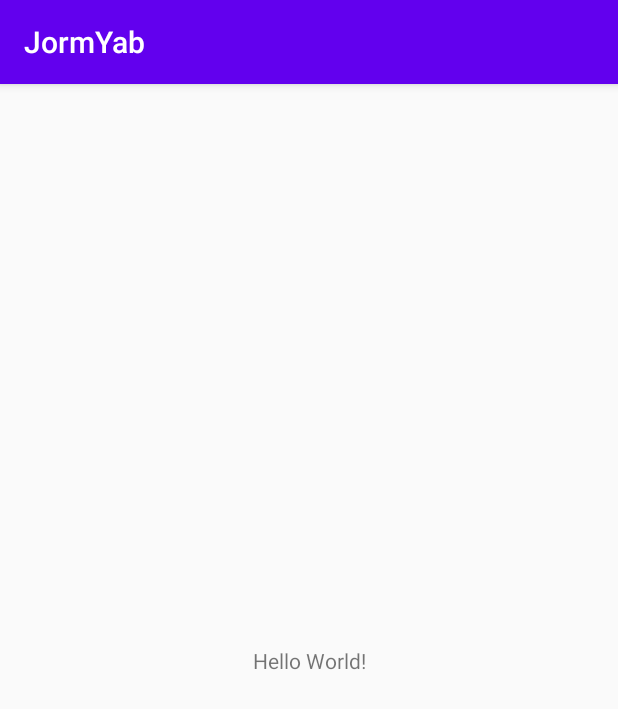
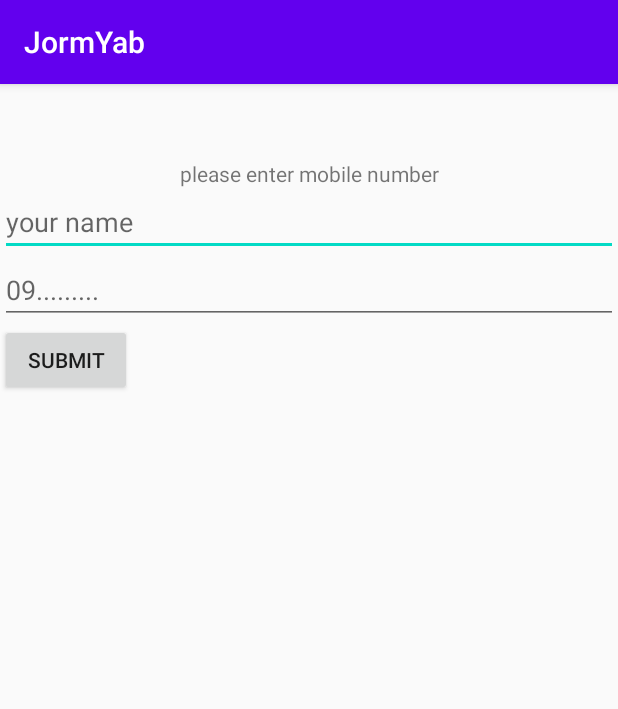
Before and after one commit to sharif-dev/-JormYab, an Android app: the screen it shows after launch (MainActivity before the commit, LoginActivity after it), on a phone screen of 412 x 824 dp. Shown: the top 709 px of the screen. Run offline under Robolectric (Android 15) with nearby library versions, the phone set to English and light mode, and no system bars.

```diff
--- a/JormYab/app/src/main/AndroidManifest.xml
+++ b/JormYab/app/src/main/AndroidManifest.xml
@@ -1,7 +1,7 @@
 <?xml version="1.0" encoding="utf-8"?>
 <manifest xmlns:android="http://schemas.android.com/apk/res/android"
     package="com.example.jormyab">
-
+    <uses-permission android:name="android.permission.INTERNET"/>
     <application
         android:allowBackup="true"
         android:icon="@mipmap/ic_launcher"
@@ -16,6 +16,7 @@
                 <category android:name="android.intent.category.LAUNCHER" />
             </intent-filter>
         </activity>
+        <activity android:name=".LoginActivity"/>
     </application>
 
 </manifest>
--- /dev/null
+++ b/JormYab/app/src/main/java/com/example/jormyab/LoginActivity.java
@@ -0,0 +1,119 @@
+package com.example.jormyab;
+
+import android.app.ProgressDialog;
+import android.os.AsyncTask;
+import android.os.Bundle;
+import android.view.View;
+import android.widget.Button;
+import android.widget.EditText;
+import android.widget.Toast;
+
+import androidx.annotation.Nullable;
+import androidx.appcompat.app.AppCompatActivity;
+
+import org.apache.http.HttpResponse;
+import org.apache.http.NameValuePair;
+import org.apache.http.client.ClientProtocolException;
+import org.apache.http.client.HttpClient;
+import org.apache.http.client.entity.UrlEncodedFormEntity;
+import org.apache.http.client.methods.HttpPost;
+import org.apache.http.impl.client.DefaultHttpClient;
+import org.apache.http.message.BasicNameValuePair;
+import org.apache.http.protocol.HTTP;
+import org.apache.http.util.EntityUtils;
+
+import java.io.IOException;
+import java.io.UnsupportedEncodingException;
+import java.util.ArrayList;
+
+public class LoginActivity extends AppCompatActivity {
+    Button submitButton;
+    EditText mobileNumber;
+    EditText userName;
+    String mobile;
+    String name;
+    @Override
+    protected void onCreate(@Nullable Bundle savedInstanceState) {
+        super.onCreate(savedInstanceState);
+        setContentView(R.layout.activity_login);
+        findViews();
+        submitButton.setOnClickListener(new View.OnClickListener() {
+            @Override
+            public void onClick(View v) {
+                 mobile = mobileNumber.getText().toString().trim();
+                 name = userName.getText().toString();
+                if (name.length()!=0) {
+                    if (mobile.length() != 11) {
+                        Toast.makeText(getApplicationContext(), "your phone number is not in right format", Toast.LENGTH_LONG).show();
+                    } else {
+                        if (!mobile.startsWith("09")) {
+                            Toast.makeText(getApplicationContext(), "your phone number is not in right format", Toast.LENGTH_LONG).show();
+
+                        } else {
+                            //call api
+                            new register_user().execute();
+                        }
+                    }
+                }
+                else {
+                    Toast.makeText(getApplicationContext(),"please enter your name",Toast.LENGTH_LONG).show();
+                }
+            }
+        });
+    }
+    public void  findViews(){
+        submitButton = (Button) findViewById(R.id.submit_button);
+        mobileNumber = (EditText) findViewById(R.id.mobile_number);
+        userName = (EditText) findViewById(R.id.user_name);
+
+
+    }
+    public class register_user extends AsyncTask<Void,Void,String>
+    {
+        ProgressDialog pd = new ProgressDialog(LoginActivity.this);
+        String url = "http://172.20.10.3/connection.php";
+        @Override
+        protected void onPreExecute() {
+            super.onPreExecute();
+            pd.setMessage("please wait ...");
+            pd.show();
+        }
+
+        @Override
+        protected String doInBackground(Void... voids) {
+            ArrayList<NameValuePair> nameValuePairs = new ArrayList<NameValuePair>();
+            nameValuePairs.add(new BasicNameValuePair("command","register_user"));
+            nameValuePairs.add(new BasicNameValuePair("name",name));
+            nameValuePairs.add(new BasicNameValuePair("mobile",mobile));
+            HttpClient  httpClient = new DefaultHttpClient();
+            HttpPost httpPost = new HttpPost(url);
+            try {
+                httpPost.setEntity(new UrlEncodedFormEntity(nameValuePairs, HTTP.UTF_8));
+
+                HttpResponse httpResponse = httpClient.execute(httpPost);
+                final String response = EntityUtils.toString(httpResponse.getEntity());
+                runOnUiThread(new Runnable() {
+                    @Override
+                    public void run() {
+                        Toast.makeText(getApplicationContext(),response,Toast.LENGTH_LONG).show();
+
+                    }
+                });
+            } catch (UnsupportedEncodingException e) {
+                e.printStackTrace();
+            } catch (ClientProtocolException e) {
+                e.printStackTrace();
+            } catch (IOException e) {
+                e.printStackTrace();
+            }
+        return null;
+        }
+
+        @Override
+        protected void onPostExecute(String s) {
+            pd.hide();
+            pd.dismiss();
+            super.onPostExecute(s);
+        }
+    }
+}
--- a/JormYab/app/src/main/java/com/example/jormyab/MainActivity.java
+++ b/JormYab/app/src/main/java/com/example/jormyab/MainActivity.java
@@ -2,13 +2,26 @@ package com.example.jormyab;
 
 import androidx.appcompat.app.AppCompatActivity;
 
+import android.content.Intent;
+import android.content.SharedPreferences;
 import android.os.Bundle;
+import androidx.preference.PreferenceManager;
 
 public class MainActivity extends AppCompatActivity {
-
+    SharedPreferences setting;
     @Override
     protected void onCreate(Bundle savedInstanceState) {
         super.onCreate(savedInstanceState);
         setContentView(R.layout.activity_main);
+        setting = PreferenceManager.getDefaultSharedPreferences(this);
+        if (setting.getInt("user_id"  , 0) == 0 ){
+            //TODO
+            Intent i = new Intent(MainActivity.this,LoginActivity.class);
+            startActivity(i);
+            MainActivity.this.finish();
+        }
+        else {
+            //TODO
+        }
     }
 }
--- /dev/null
+++ b/JormYab/app/src/main/res/layout/activity_login.xml
@@ -0,0 +1,34 @@
+<?xml version="1.0" encoding="utf-8"?>
+<LinearLayout xmlns:android="http://schemas.android.com/apk/res/android"
+    android:orientation="vertical" android:layout_width="match_parent"
+    android:layout_height="match_parent">
+    <TextView
+        android:layout_width="match_parent"
+        android:layout_height="wrap_content"
+        android:gravity="center"
+        android:text="@string/please_enter_mobile_number"
+        android:layout_marginTop="50dp"
+        />
+    <EditText
+        android:id="@+id/user_name"
+        android:layout_width="match_parent"
+        android:layout_height="wrap_content"
+        android:hint="@string/your_name"
+        android:maxLength="20"
+        />
+    <EditText
+        android:id="@+id/mobile_number"
+        android:layout_width="match_parent"
+        android:layout_height="wrap_content"
+        android:hint="@string/mob_hint"
+        android:inputType="number"
+        android:maxLength="11"
+
+        />
+    <Button
+        android:id="@+id/submit_button"
+        android:layout_width="wrap_content"
+        android:layout_height="wrap_content"
+        android:text="@string/submit"
+        />
+</LinearLayout>
--- a/JormYab/app/src/main/res/values/strings.xml
+++ b/JormYab/app/src/main/res/values/strings.xml
@@ -1,3 +1,11 @@
 <resources>
     <string name="app_name">JormYab</string>
+    <string name="hello">خوش آمدید</string>
+    <string name="forgot_password">forgot password</string>
+    <string name="sign_up">sign up</string>
+    <string name="login">login</string>
+    <string name="please_enter_mobile_number">please enter mobile number</string>
+    <string name="mob_hint">09.........</string>
+    <string name="submit">submit</string>
+    <string name="your_name">your name</string>
 </resources>
```
Also changed, not shown: JormYab/app/build.gradle (+13 -1 lines), JormYab/app/src/main/res/drawable/bg1.jpeg (added).
